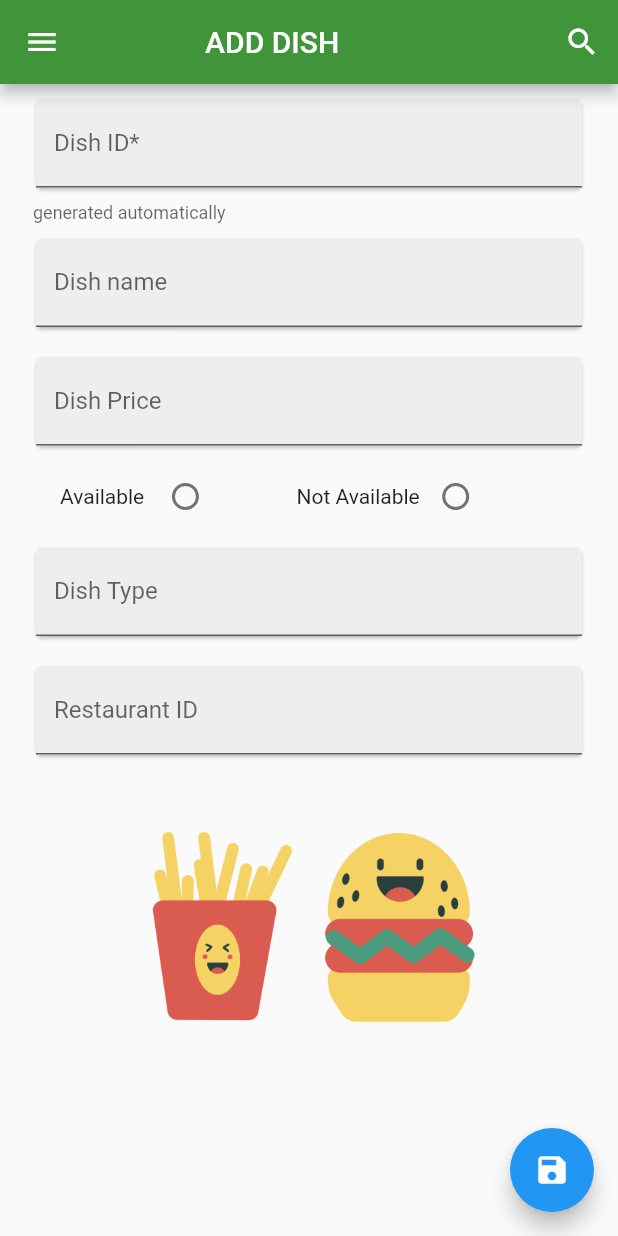
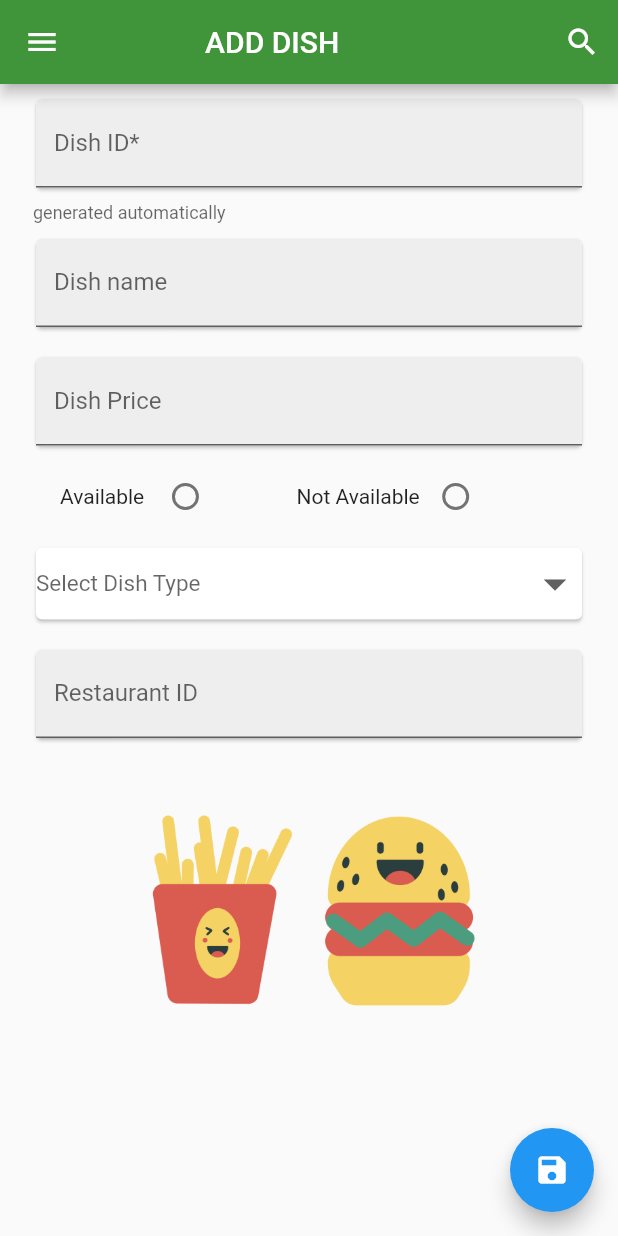
Before and after one commit to nirala96/Food-Ordering-App, a Flutter app: the DishAddForm screen opened directly, on a phone screen of 412 x 824 dp. Run offline on Flutter 3.47's test engine with Material 2 defaults, Android fonts, the phone set to English and light mode, and no system bars; our stand-ins replace fluttertoast, get_it, shared_preferences, simple_animations, velocity_x; accounts and stored records are empty.

Commit message:
addded dropdown in DishAddform.dart

```diff
--- a/lib/main.dart
+++ b/lib/main.dart
@@ -1,9 +1,11 @@
 import 'package:flutter/material.dart';
 import 'package:flutter/widgets.dart';
 import 'package:food_ordering_app/views/Dashboard.dart';
+import 'package:food_ordering_app/views/Forms/DishAddForm.dart';
 import 'package:food_ordering_app/views/admin_dashboard.dart';
 import 'package:food_ordering_app/views/login.dart';
 import 'views/LandingPage.dart';
+import 'views/profile_screen.dart';
 
 void main() => runApp(MyApp());
 
@@ -11,7 +13,7 @@ class MyApp extends StatelessWidget {
   @override
   Widget build(BuildContext context) {
     return MaterialApp(title: 'Login Demo', routes: {
-      '/': (context) => HomePage(),
+      '/': (context) => DishAddForm(),
       '/login': (context) => LoginPage(),
       '/dash': (context) => Dashboard(),
       '/admindash': (context) => AdminDashboard(),
--- a/lib/views/Forms/DishAddForm.dart
+++ b/lib/views/Forms/DishAddForm.dart
@@ -10,6 +10,10 @@ class _DishAddFormState extends State<DishAddForm> {
 
   String IsAvailable = '';
   String colorGroupValue = '';
+  String valueChoose;
+  List listItem = [
+    "starter","main course","desserts"
+  ];
 
   @override
   Widget build(BuildContext context) {
@@ -153,20 +157,50 @@ class _DishAddFormState extends State<DishAddForm> {
 
               Card(
 
-                child: TextField(
+                child: DropdownButton(
+                  hint: Text("Select Dish Type"),
+                  dropdownColor: Colors.white,
+                  icon: Icon(Icons.arrow_drop_down),
+                  iconSize: 36,
+                  isExpanded: true,
+                  underline: SizedBox(),
                   style: TextStyle(
                     color: Colors.black,
+                    fontSize:15
                   ),
-                  decoration: InputDecoration(
-                    filled: true,
-                    fillColor: Color(0xffEEEEEE),
-                    labelText: "Dish Type",
-                  ),
-                  onChanged: (value) {
+                  value:valueChoose,
+                  onChanged: (newValue){
+                    setState(() {
+                      valueChoose = newValue;
+                    });
 
                   },
+                  items: listItem.map((valueItem){
+                    return DropdownMenuItem(
+                      value: valueItem,
+                      child: Text(valueItem),
 
+
+                    );
+
+                  }).toList(),
                 ),
+
+
+//                child: TextField(
+//                  style: TextStyle(
+//                    color: Colors.black,
+//                  ),
+//                  decoration: InputDecoration(
+//                    filled: true,
+//                    fillColor: Color(0xffEEEEEE),
+//                    labelText: "Dish Type",
+//                  ),
+//                  onChanged: (value) {
+//
+//                  },
+//
+//                ),
 
                 margin: EdgeInsets.symmetric(vertical: 10.0, horizontal: 24.0),
 
```
Also changed, not shown: lib/views/profile_screen.dart (+34 -0 lines).
